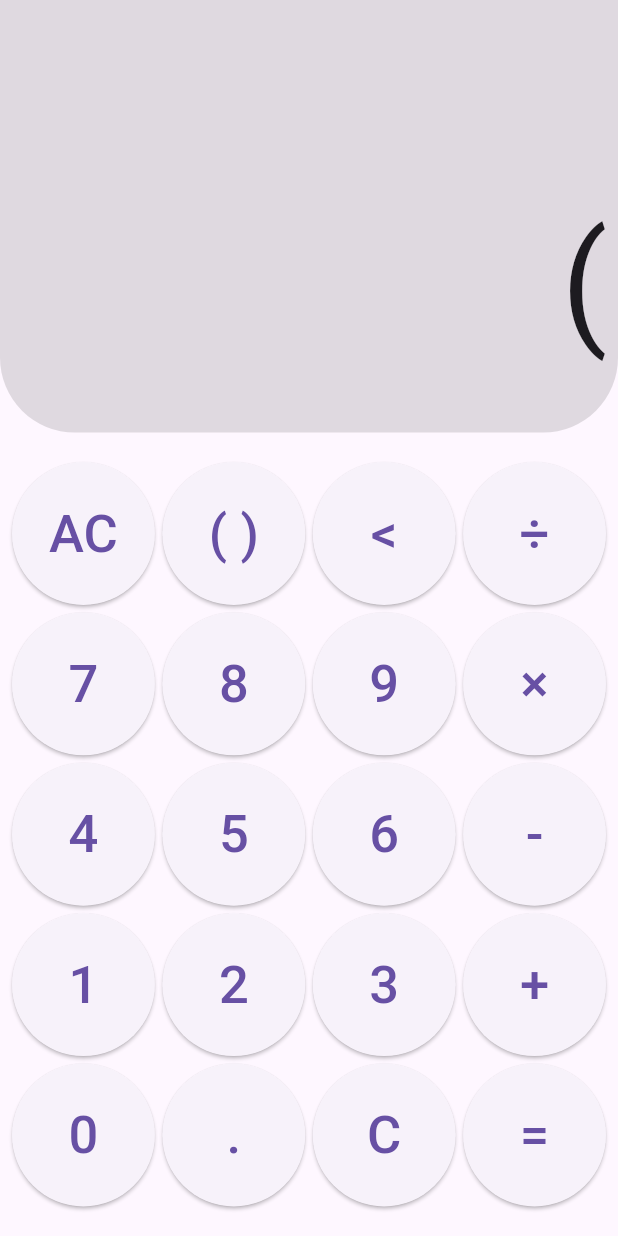
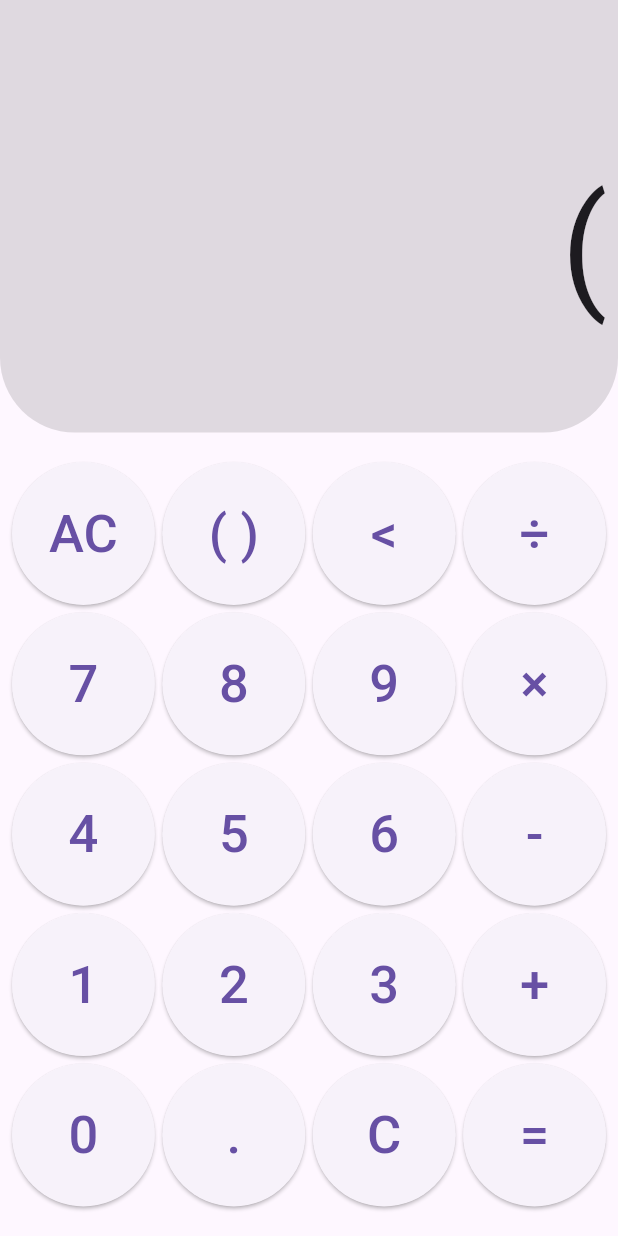
Before and after one commit to itc-s22020/Flutter-Calculator, a Flutter app: the screen it shows after launch, after a tap on "( )", on a phone screen of 412 x 824 dp. Run offline on Flutter 3.47's test engine with Material 3 defaults, Android fonts, the phone set to English and light mode, and no system bars; drawn by our look-alikes of auto_size_text; our stand-ins replace flutter_hooks, flutter_screenutil, math_expressions.

Commit message:
基本機能できた

```diff
--- a/lib/calculator_page.dart
+++ b/lib/calculator_page.dart
@@ -158,12 +158,12 @@ class CalculatorPage extends HookWidget {
                             mainAxisAlignment: MainAxisAlignment.center,
                             children: [
                               Container(
-                                padding: const EdgeInsets.only(top: 2,bottom: 2),
+                                padding: const EdgeInsets.only(left: 10,right: 10),
                                 alignment: Alignment.bottomRight,
                                 child: AutoSizeText(
                                   logText.value,
                                   style: const TextStyle(
-                                    fontSize: 60,
+                                    fontSize: 30,
                                     color: Colors.grey
                                   ),
                                   maxLines: 1,
```
